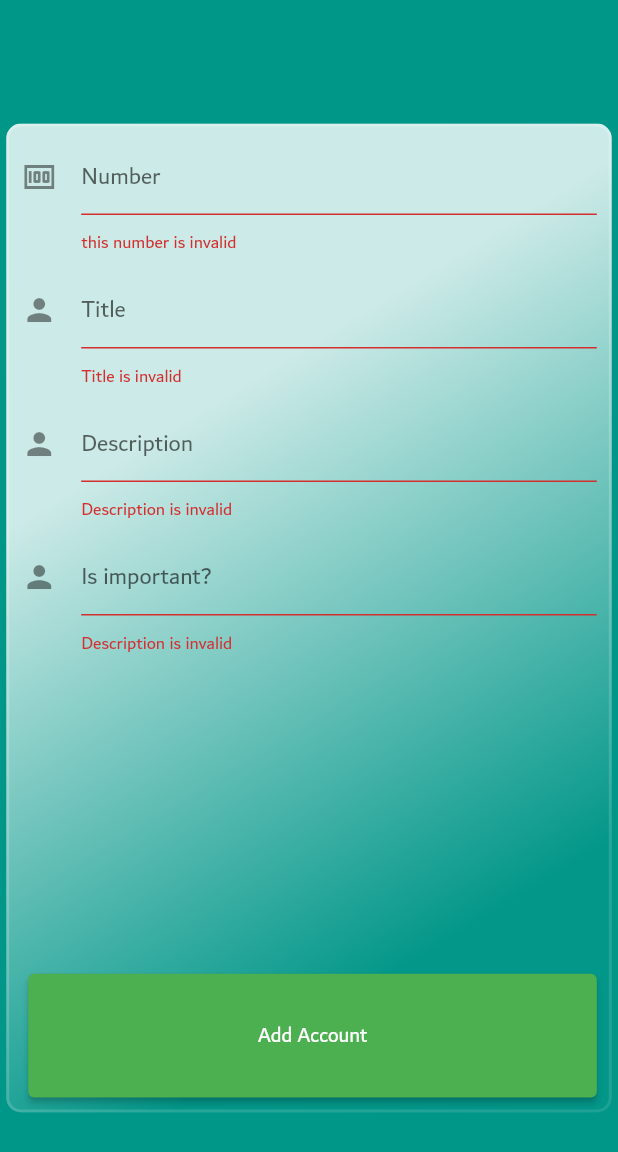
After one commit to abbasyazdanmehr/billing-app-flutter, a Flutter app: the AddNote screen opened directly, after a tap on "Add Account", on a phone screen of 412 x 824 dp. The commit adds this screen. Shown: the top 1152 px of the screen. Run offline on Flutter 3.47's test engine with Material 2 defaults, Android fonts, the phone set to English and light mode, and no system bars; drawn by our look-alikes of glassmorphism; our stand-ins replace get, sizer, sqflite; accounts and stored records are empty.

Commit message:
connecting to database mobile app 😃.

```diff
--- /dev/null
+++ b/lib/models/note.dart
@@ -0,0 +1,62 @@
+import 'package:flutter/cupertino.dart';
+
+final String tableNote = 'notes';
+
+class NoteFields {
+  static final List<String> values = [
+    id,
+    number,
+    title,
+    description,
+    isImportant,
+  ];
+  static final String id = '_id';
+  static final String number = 'number';
+  static final String title = 'title';
+  static final String description = 'description';
+  static final String isImportant = 'isImportant';
+}
+
+class Note {
+  final int id;
+  final int number;
+  final String title;
+  final String description;
+  final bool isImportant;
+
+  Note(
+      {this.id,
+      @required this.number,
+      @required this.title,
+      @required this.description,
+      @required this.isImportant});
+
+  Map<String, Object> toJson() => {
+        NoteFields.id: id,
+        NoteFields.number: number,
+        NoteFields.title: title,
+        NoteFields.description: description,
+        NoteFields.isImportant: isImportant ? 1 : 0,
+      };
+
+  Note copy({
+    int id,
+    int number,
+    String title,
+    String description,
+    bool isImportant,
+  }) =>
+      Note(
+          id: id,
+          number: number,
+          title: title,
+          description: description,
+          isImportant: isImportant);
+
+  static Note fromJson(Map<String, Object> json) => Note(
+      id: json[NoteFields.id] as int,
+      number: json[NoteFields.number] as int,
+      title: json[NoteFields.title] as String,
+      description: json[NoteFields.description] as String,
+      isImportant: json[NoteFields.isImportant] == 1);
+}
--- a/lib/views/profile_view.dart
+++ b/lib/views/profile_view.dart
@@ -1,6 +1,7 @@
 import 'package:billing_app/constants.dart';
 import 'package:billing_app/views/home_views/accounts_list_view.dart';
 import 'package:billing_app/views/profile_views/about_us_view.dart';
+import 'package:billing_app/views/profile_views/my_notes_view.dart';
 import 'package:billing_app/views/profile_views/profile_data_view.dart';
 import 'package:billing_app/views/profile_views/settings_view.dart';
 import 'package:flutter/cupertino.dart';
@@ -24,8 +25,10 @@ class ProfileView extends StatelessWidget {
               Get.to(Settings());
             } else if (choiceText == 'About Us') {
               Get.to(AboutUs());
+            } else if (choiceText == 'My Bank Accounts') {
+              Get.to(AccountsList());
             } else {
-              Get.to(AccountsList());
+              Get.to(MyNotes());
             }
           },
           child: Align(
@@ -56,6 +59,7 @@ class ProfileView extends StatelessWidget {
           choiceBlock('Settings'),
           choiceBlock('My Bank Accounts'),
           choiceBlock('About Us'),
+          choiceBlock('My Notes'),
         ],
       ),
     );
--- /dev/null
+++ b/lib/views/profile_views/add_note.dart
@@ -0,0 +1,146 @@
+import 'package:billing_app/constants.dart';
+import 'package:billing_app/controllers/lists_controller.dart';
+import 'package:billing_app/controllers/notes_database.dart';
+import 'package:billing_app/models/bank_account.dart';
+import 'package:billing_app/models/note.dart';
+import 'package:flutter/cupertino.dart';
+import 'package:flutter/material.dart';
+import 'package:get/get.dart';
+import 'package:sizer/sizer.dart';
+
+class AddNote extends StatelessWidget {
+  final controller = Get.put(ListViewController());
+  final _formKey = GlobalKey<FormState>();
+
+  Future createNote(Note note) async {
+    await NoteDatabase.instance.create(note);
+  }
+
+  Widget formFields(BuildContext context) {
+    String _inputTitle;
+    String _inputDescription;
+    bool _isImportant;
+    int _inputNumber;
+    return Form(
+      key: _formKey,
+      child: Stack(
+        children: [
+          Column(
+            children: [
+              TextFormField(
+                decoration: InputDecoration(
+                  icon: Icon(Icons.money),
+                  hintText: 'Number',
+                ),
+                validator: (String value) {
+                  if (value.isEmpty || !Constants.isInteger(value)) {
+                    return 'this number is invalid';
+                  } else {
+                    return null;
+                  }
+                },
+                onSaved: (String value) => _inputNumber = int.parse(value),
+              ),
+              SizedBox(
+                height: 10,
+              ),
+              TextFormField(
+                decoration: InputDecoration(
+                  icon: Icon(Icons.person),
+                  hintText: 'Title',
+                ),
+                validator: (String value) {
+                  if (value.isEmpty) {
+                    return 'Title is invalid';
+                  } else {
+                    return null;
+                  }
+                },
+                onSaved: (String value) => _inputTitle = value,
+              ),
+              SizedBox(
+                height: 10,
+              ),
+              TextFormField(
+                decoration: InputDecoration(
+                  icon: Icon(Icons.person),
+                  hintText: 'Description',
+                ),
+                validator: (String value) {
+                  if (value.isEmpty) {
+                    return 'Description is invalid';
+                  } else {
+                    return null;
+                  }
+                },
+                onSaved: (String value) => _inputDescription = value,
+              ),
+              SizedBox(
+                height: 10,
+              ),
+              TextFormField(
+                decoration: InputDecoration(
+                  icon: Icon(Icons.person),
+                  hintText: 'Is important?',
+                ),
+                validator: (String value) {
+                  if (value.isEmpty) {
+                    return 'Description is invalid';
+                  } else {
+                    return null;
+                  }
+                },
+                onSaved: (String value) {
+                  if (value.contains('true'))
+                    _isImportant = true;
+                  else
+                    _isImportant = false;
+                },
+              ),
+            ],
+          ),
+          Positioned(
+            bottom: 0,
+            right: 0,
+            child: Container(
+              height: 10.h,
+              width: 92.w,
+              child: ElevatedButton(
+                onPressed: () async {
+                  if (_formKey.currentState.validate()) {
+                    _formKey.currentState.save();
+                    createNote(
+                      Note(
+                          number: _inputNumber,
+                          title: _inputTitle,
+                          description: _inputDescription,
+                          isImportant: _isImportant),
+                    );
+                    Navigator.pop(context);
+                  }
+                },
+                child: Text('Add Account'),
+              ),
+            ),
+          ),
+        ],
+      ),
+    );
+  }
+
+  @override
+  Widget build(BuildContext context) {
+    return Scaffold(
+      body: Center(
+        child: SingleChildScrollView(
+          child: Constants.responsiveGlassBlock(
+            context: context,
+            heightRatio: 0.8,
+            widthRatio: 1,
+            content: formFields(context),
+          ),
+        ),
+      ),
+    );
+  }
+}
--- a/pubspec.yaml
+++ b/pubspec.yaml
@@ -34,6 +34,7 @@ dependencies:
   sizer: ^2.0.13
   shared_preferences: ^2.0.7
   sqflite: ^2.0.0+3
+  path_provider: ^2.0.2
 
 dev_dependencies:
   flutter_test:
```
Also changed, not shown: lib/controllers/notes_database.dart (added, +88 -0 lines), lib/views/profile_views/my_notes_view.dart (added, +45 -0 lines), pubspec.lock.
